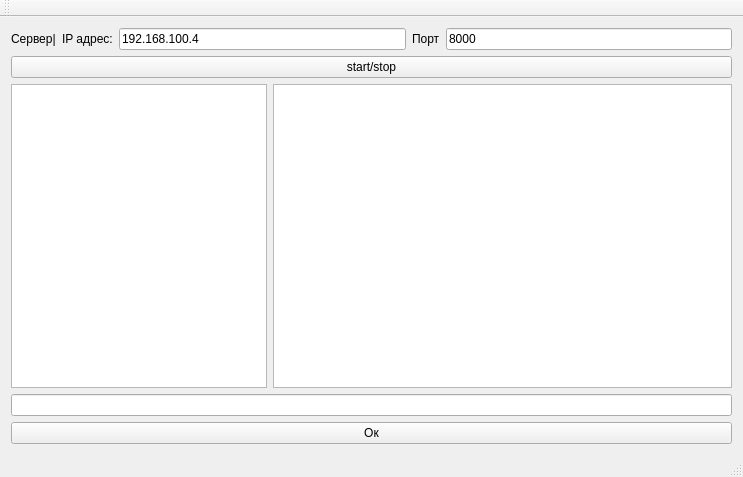
Before: the Qt Designer form src/Server/mainwindow.ui in Alex-Sidorov/TeamData, drawn with Qt 5.
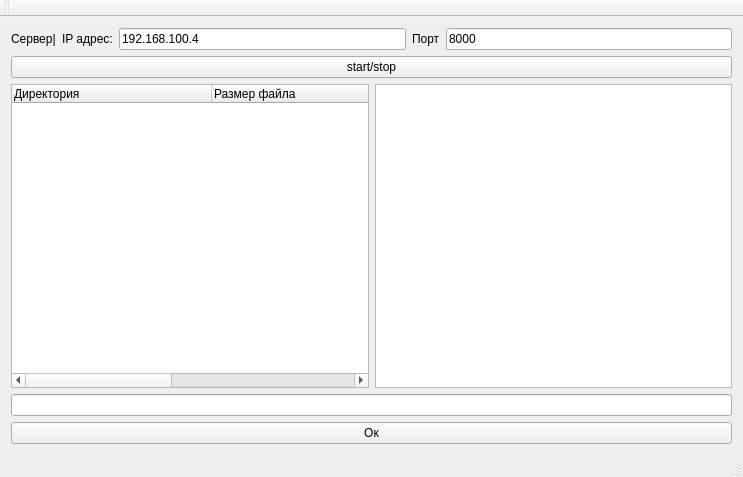
After: the same form once the commit is applied.

What changed in the file:
```diff
--- a/src/Server/mainwindow.ui
+++ b/src/Server/mainwindow.ui
@@ -64,13 +64,36 @@
     <item>
      <layout class="QHBoxLayout" name="horizontalLayout_3">
       <item>
-       <widget class="QListWidget" name="users">
-        <property name="sizePolicy">
-         <sizepolicy hsizetype="Preferred" vsizetype="Expanding">
-          <horstretch>0</horstretch>
-          <verstretch>0</verstretch>
-         </sizepolicy>
-        </property>
+       <widget class="QTreeWidget" name="tree_dir">
+        <attribute name="headerCascadingSectionResizes">
+         <bool>true</bool>
+        </attribute>
+        <attribute name="headerDefaultSectionSize">
+         <number>200</number>
+        </attribute>
+        <attribute name="headerHighlightSections">
+         <bool>true</bool>
+        </attribute>
+        <column>
+         <property name="text">
+          <string>Директория</string>
+         </property>
+        </column>
+        <column>
+         <property name="text">
+          <string>Размер файла</string>
+         </property>
+        </column>
+        <column>
+         <property name="text">
+          <string>Дата последней модификации</string>
+         </property>
+        </column>
+        <column>
+         <property name="text">
+          <string>Дата создания</string>
+         </property>
+        </column>
        </widget>
       </item>
       <item>
```
